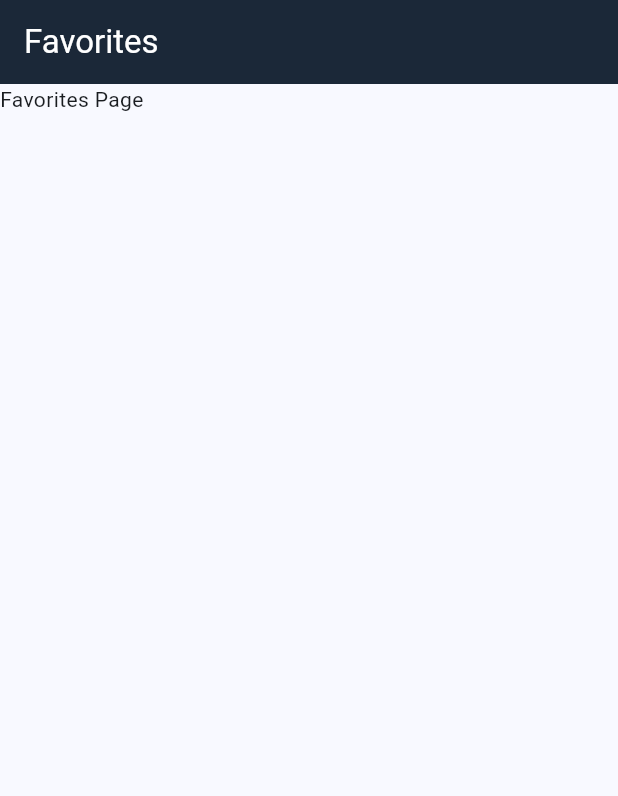
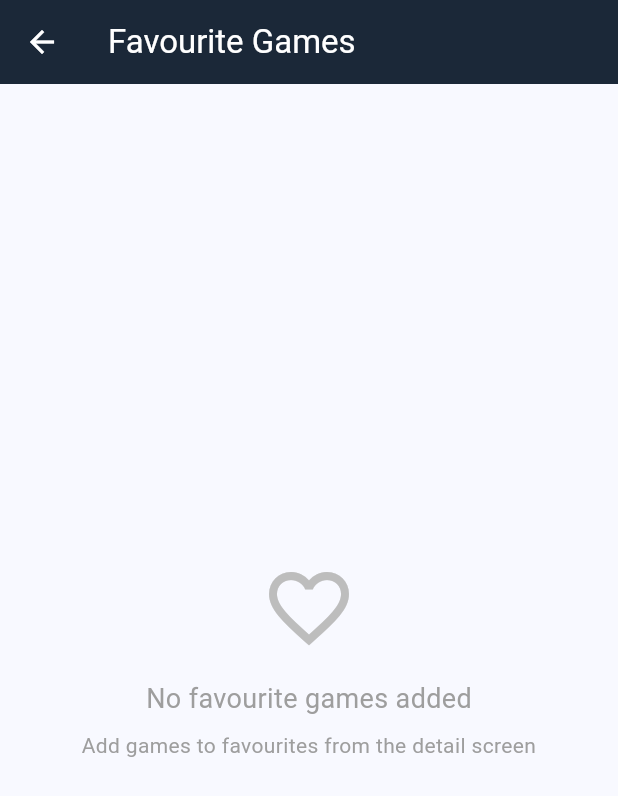
Before and after one commit to AdamDevv/utb_ak5pm_ukol, a Flutter app: the FavouritesPage screen opened directly, on a phone screen of 412 x 824 dp. Shown: the top 796 px of the screen. Run offline on Flutter 3.47's test engine with Material 3 defaults, Android fonts, the phone set to English and light mode, and no system bars; our stand-ins replace cached_network_image, shared_preferences, sqflite; accounts and stored records are empty; network calls fail.

Commit message:
feat: Favourites games page content

```diff
--- a/lib/main.dart
+++ b/lib/main.dart
@@ -43,9 +43,9 @@ class _MainPageState extends State<MainPage> {
   @override
   Widget build(BuildContext context) {
     return Scaffold(
-        body: IndexedStack(index: _currentIndex, children: const [
-          GamesPage(),
-          FavouritesPage(),
+        body: IndexedStack(index: _currentIndex, children: [
+          const GamesPage(),
+          _currentIndex == 1 ? const FavouritesPage() : const SizedBox.shrink(),
         ]),
         bottomNavigationBar: NavigationBar(
             selectedIndex: _currentIndex,
--- a/lib/pages/favourites_page.dart
+++ b/lib/pages/favourites_page.dart
@@ -1,20 +1,144 @@
 import 'package:flutter/material.dart';
+import 'package:utb_ak5pm_ukol/models/favourite_game_data.dart';
+import 'package:utb_ak5pm_ukol/pages/game_detail_page.dart';
+import '../models/game.dart';
+import '../services/database_service.dart';
 
 class FavouritesPage extends StatefulWidget {
   const FavouritesPage({super.key});
 
   @override
-  State<StatefulWidget> createState() => _FavouritesPageState();
+  State<FavouritesPage> createState() => _FavouritesPageState();
 }
 
 class _FavouritesPageState extends State<FavouritesPage> {
+  final DatabaseService _dbService = DatabaseService.instance;
+
+  List<FavouriteGameData> _favouriteGames = [];
+  bool _isLoading = true;
+
+  @override
+  void initState() {
+    super.initState();
+    _loadFavourites();
+  }
+
   @override
   Widget build(BuildContext context) {
     return Scaffold(
-       appBar: AppBar(
-        title: const Text('Favorites'),
+      appBar: AppBar(
+        title: const Text('Favourite Games'),
+        backgroundColor: const Color(0xFF1b2838),
+        foregroundColor: Colors.white,
       ),
-      body: const Text("Favorites Page"),
+      body: _buildContent(),
     );
   }
+
+  Future<void> _loadFavourites() async {
+    setState(() {
+      _isLoading = true;
+    });
+
+    final games = await _dbService.getAllGamesMarkedAsFavourite();
+    final favourites = await _dbService.getAllFavouriteGamesData();
+
+    final gamesMap = <int, Game>{};
+    for (final game in games) {
+      gamesMap[game.appid] = game;
+    }
+    for (var e in favourites) {
+      e.gameData = gamesMap[e.appid];
+    }
+
+    setState(() {
+      _favouriteGames = favourites;
+      _isLoading = false;
+    });
+
+    setState(() {
+      _isLoading = false;
+    });
+  }
+
+  void _navigateToDetail(Game game) async {
+    await Navigator.push(
+      context,
+      MaterialPageRoute(
+        builder: (context) => GameDetailPage(
+          appid: game.appid,
+          gameName: game.name,
+        ),
+      ),
+    );
+
+    // Reload favourites when returning in case we removed this game from favourites
+    _loadFavourites();
+  }
+
+  Widget _buildContent() {
+    if (_isLoading) {
+      return const Center(child: CircularProgressIndicator());
+    }
+
+    if (_favouriteGames.isEmpty) {
+      return Center(
+        child: Column(
+          mainAxisAlignment: MainAxisAlignment.center,
+          children: [
+            Icon(
+              Icons.favorite_border,
+              size: 64,
+              color: Colors.grey[400],
+            ),
+            const SizedBox(height: 16),
+            const Text(
+              'No favourite games added',
+              style: TextStyle(
+                fontSize: 18,
+                color: Colors.grey,
+              ),
+            ),
+            const SizedBox(height: 8),
+            const Text(
+              'Add games to favourites from the detail screen',
+              style: TextStyle(
+                fontSize: 14,
+                color: Colors.grey,
+              ),
+              textAlign: TextAlign.center,
+            ),
+          ],
+        ),
+      );
+    }
+
+    return ListView.builder(
+        padding: const EdgeInsets.all(8),
+        itemCount: _favouriteGames.length,
+        itemBuilder: (context, index) {
+          final favouriteGameData = _favouriteGames[index];
+          final note = favouriteGameData.note ?? '';
+          return Card(
+            margin: const EdgeInsets.symmetric(horizontal: 8, vertical: 4),
+            child: ListTile(
+              title: Text(
+                favouriteGameData.gameData!.name,
+                maxLines: 1,
+                overflow: TextOverflow.ellipsis,
+              ),
+              subtitle: note.isNotEmpty
+                  ? Text(
+                      note,
+                      maxLines: 2,
+                      overflow: TextOverflow.ellipsis,
+                      style: const TextStyle(fontSize: 12),
+                    )
+                  : null,
+              trailing: const Icon(Icons.chevron_right),
+              onTap: () => _navigateToDetail(favouriteGameData.gameData!),
+            ),
+          );
+        });
+  }
 }
--- a/lib/services/steam_api_service.dart
+++ b/lib/services/steam_api_service.dart
@@ -3,7 +3,7 @@ import 'dart:convert';
 import '../models/game.dart';
 import 'package:http/http.dart' as http;
 
-import '../pages/game_detail.dart';
+import '../models/game_detail.dart';
 
 class SteamApiService {
   static const String _apiKey = '535D0C1D4372C9C3C1DB3AE54E8A8522';
```
Also changed, not shown: lib/models/favourite_game_data.dart (+10 -0 lines), lib/pages/main_page.dart (+6 -2 lines), lib/services/database_service.dart (+20 -5 lines).
